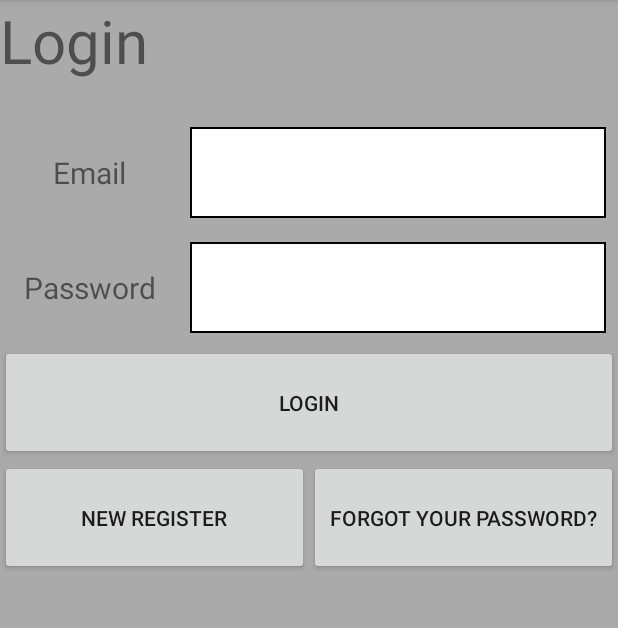
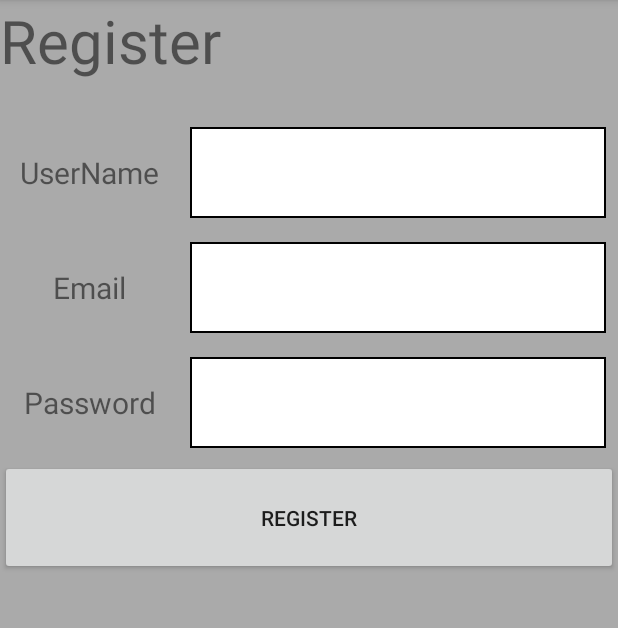
Before and after one commit to idlepoe/KotlinWorkLog, an Android app: the screen it shows after launch (LoginActivity before the commit, RegisterActivity after it), after a tap on "NEW REGISTER", on a phone screen of 412 x 824 dp, the part 84-712 px from its top. Run offline under Robolectric (Android 15) with nearby library versions, the phone set to English and light mode, and no system bars; our stand-ins replace Firebase (no records; nobody signed in at launch, a user with empty details on screens opened directly).

Commit message:
add register

```diff
--- a/app/build.gradle
+++ b/app/build.gradle
@@ -33,6 +33,7 @@ dependencies {
     implementation 'androidx.core:core-ktx:1.2.0'
     implementation 'androidx.constraintlayout:constraintlayout:1.1.3'
     implementation 'com.google.firebase:firebase-auth:19.3.0'
+    implementation 'com.google.firebase:firebase-database:19.2.1'
     testImplementation 'junit:junit:4.12'
     androidTestImplementation 'androidx.test.ext:junit:1.1.1'
     androidTestImplementation 'androidx.test.espresso:espresso-core:3.2.0'
--- a/app/src/main/AndroidManifest.xml
+++ b/app/src/main/AndroidManifest.xml
@@ -16,6 +16,8 @@
                 <category android:name="android.intent.category.LAUNCHER" />
             </intent-filter>
         </activity>
+        <activity android:name=".RegisterActivity">
+        </activity>
     </application>
 
 </manifest>
--- a/app/src/main/java/lee/study/kotlinworklog/LoginActivity.kt
+++ b/app/src/main/java/lee/study/kotlinworklog/LoginActivity.kt
@@ -31,11 +31,8 @@ class LoginActivity : AppCompatActivity() {
             val loginUser = LoginUser(email,pass)
 
             val intent = Intent(this,RegisterActivity::class.java)
-
             intent.putExtra(USER_KEY,loginUser)
-
             startActivity(intent)
-
         }
 
     }
--- a/app/src/main/java/lee/study/kotlinworklog/RegisterActivity.kt
+++ b/app/src/main/java/lee/study/kotlinworklog/RegisterActivity.kt
@@ -4,11 +4,14 @@ import android.os.Bundle
 import android.os.PersistableBundle
 import android.util.Log
 import androidx.appcompat.app.AppCompatActivity
+import com.google.firebase.auth.FirebaseAuth
+import com.google.firebase.database.FirebaseDatabase
+import kotlinx.android.synthetic.main.activity_register.*
 
-class RegisterActivity : AppCompatActivity(){
+class RegisterActivity : AppCompatActivity() {
 
-    companion object{
-        val TAG = "DEBUG"
+    companion object {
+        val TAG = "register"
         val USER_KEY = "USER_KEY"
     }
 
@@ -17,6 +20,34 @@ class RegisterActivity : AppCompatActivity(){
         setContentView(R.layout.activity_register)
 
         val loginUser = intent.getParcelableExtra<LoginUser>(LoginActivity.USER_KEY)
-        Log.d(TAG,loginUser.toString())
+        if (loginUser!=null) {
+            email_edittext_register.setText(loginUser.email)
+            password_edittext_register.setText(loginUser.password)
+        }
+
+        register_button_register.setOnClickListener {
+            val username = username_edittext_register.text.toString()
+            val email = email_edittext_register.text.toString()
+            val pass = password_edittext_register.text.toString()
+
+
+            FirebaseAuth.getInstance().createUserWithEmailAndPassword(email,pass)
+                .addOnSuccessListener {
+                    Log.d(TAG,"success createUserWithEmail:$email pass:$pass")
+                }
+                .addOnFailureListener {
+                    Log.d(TAG,"failed createUserWithEmail:$email pass:$pass")
+                }
+
+            val uid = FirebaseAuth.getInstance().uid?:""
+            val ref = FirebaseDatabase.getInstance().getReference("/user/$uid")
+            val regUser = User(uid,username)
+
+            ref.setValue(regUser).addOnSuccessListener {
+                Log.d(TAG,"success createUserWithEmail:$email pass:$pass")
+
+            }
+
+        }
     }
 }
--- a/app/src/main/res/layout/activity_register.xml
+++ b/app/src/main/res/layout/activity_register.xml
@@ -26,11 +26,13 @@
             android:textSize="20dp" />
 
         <EditText
+            android:id="@+id/username_edittext_register"
             android:layout_width="0dp"
             android:layout_height="match_parent"
             android:layout_margin="8dp"
             android:layout_weight="7"
-            android:background="@drawable/edittext_border" />
+            android:background="@drawable/edittext_border"
+            android:inputType="text" />
     </LinearLayout>
 
     <LinearLayout
@@ -47,13 +49,14 @@
             android:textSize="20dp" />
 
         <EditText
+            android:id="@+id/email_edittext_register"
             android:layout_width="0dp"
             android:layout_height="match_parent"
             android:layout_margin="8dp"
             android:layout_weight="7"
+
             android:background="@drawable/edittext_border"
-
-            />
+            android:inputType="textEmailAddress" />
     </LinearLayout>
 
     <LinearLayout
@@ -70,11 +73,13 @@
             android:textSize="20dp" />
 
         <EditText
+            android:id="@+id/password_edittext_register"
             android:layout_width="0dp"
             android:layout_height="match_parent"
             android:layout_margin="8dp"
             android:layout_weight="7"
-            android:background="@drawable/edittext_border" />
+            android:background="@drawable/edittext_border"
+            android:inputType="textPassword" />
     </LinearLayout>
 
     <LinearLayout
@@ -83,10 +88,11 @@
         android:layout_weight="1">
 
         <Button
+            android:id="@+id/register_button_register"
             android:layout_width="match_parent"
             android:layout_height="match_parent"
             android:layout_weight="1"
-            android:text="@string/Login" />
+            android:text="Register" />
     </LinearLayout>
 
     <LinearLayout
```
